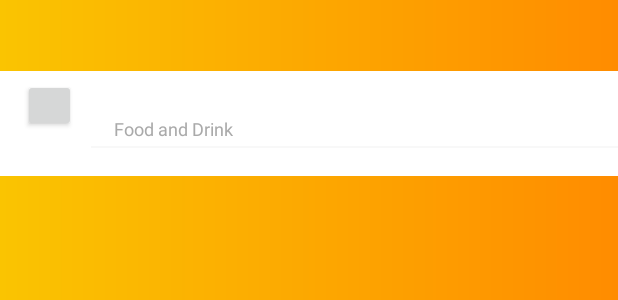
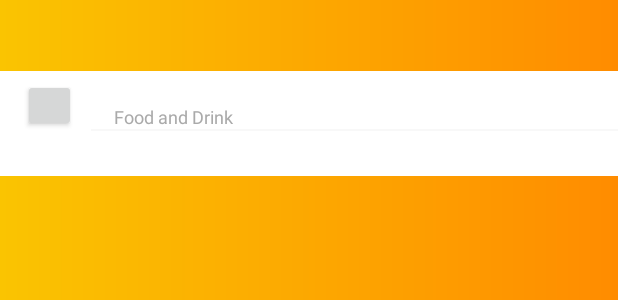
Before and after one commit to Crazy-Marvin/ToDont, an Android app: the layout recyclerview_layout.xml on its own in the app's theme, with its tools: preview values and no code run, on a phone screen of 412 x 824 dp. Shown: the part 494-794 px from the top of the screen. Run offline under Robolectric (Android 15) with nearby library versions, the light colour scheme and no system bars.

Commit message:
fixes - issue number #136

```diff
--- a/app/src/main/res/layout/recyclerview_layout.xml
+++ b/app/src/main/res/layout/recyclerview_layout.xml
@@ -31,7 +31,7 @@
             <TextView
                 android:id="@+id/task"
                 android:layout_width="match_parent"
-                android:layout_height="30dp"
+                android:layout_height="wrap_content"
                 android:layout_marginLeft="15dp"
                 android:gravity="center"
                 android:textAlignment="textStart"
@@ -42,7 +42,7 @@
             <TextView
                 android:layout_width="match_parent"
                 android:id="@+id/dateoftask"
-                android:layout_height="20dp"
+                android:layout_height="wrap_content"
                 android:textColor="@android:color/darker_gray"
                 android:textSize="12sp"
                 android:layout_marginLeft="15dp"
```
